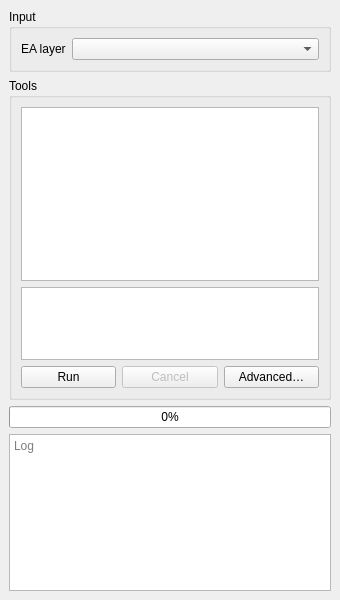
Qt form ui/dock_widget.ui (GMD-Repository/GMD_COProcessing) before a commit.
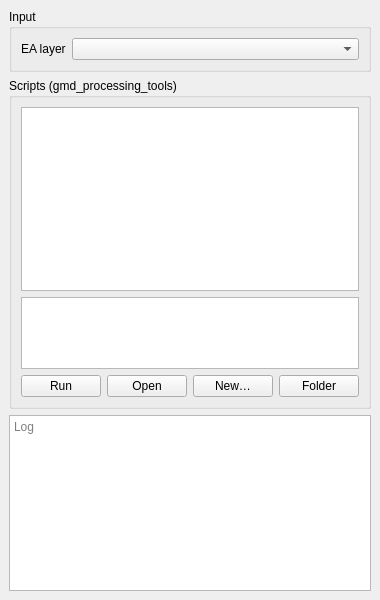
The same form after that commit. Custom widgets are drawn as their Qt base class.

Commit message: feat: add automated release workflow and script execution framework to GMD COProcessing plugin

Diff of the .ui file:
```diff
--- a/ui/dock_widget.ui
+++ b/ui/dock_widget.ui
@@ -37,7 +37,7 @@
     <item>
      <widget class="QGroupBox" name="toolsGroup">
       <property name="title">
-       <string>Tools</string>
+       <string>Scripts (gmd_processing_tools)</string>
       </property>
       <layout class="QVBoxLayout" name="toolsLayout">
        <item>
@@ -48,7 +48,7 @@
          <property name="maximumSize">
           <size>
            <width>16777215</width>
-           <height>90</height>
+           <height>80</height>
           </size>
          </property>
         </widget>
@@ -63,12 +63,12 @@
           </widget>
          </item>
          <item>
-          <widget class="QPushButton" name="cancelButton">
-           <property name="enabled">
-            <bool>false</bool>
+          <widget class="QPushButton" name="openButton">
+           <property name="toolTip">
+            <string>Open the script in the QGIS Python console editor</string>
            </property>
            <property name="text">
-            <string>Cancel</string>
+            <string>Open</string>
            </property>
           </widget>
          </item>
@@ -78,7 +78,17 @@
             <string>Open the full Processing dialog to set every parameter</string>
            </property>
            <property name="text">
-            <string>Advanced…</string>
+            <string>New…</string>
+           </property>
+          </widget>
+         </item>
+         <item>
+          <widget class="QPushButton" name="folderButton">
+           <property name="toolTip">
+            <string>Open the gmd_processing_tools folder</string>
+           </property>
+           <property name="text">
+            <string>Folder</string>
            </property>
           </widget>
          </item>
@@ -87,13 +97,6 @@
       </layout>
      </widget>
     </item>
-    <item>
-     <widget class="QProgressBar" name="progressBar">
-      <property name="value">
-       <number>0</number>
-      </property>
-     </widget>
-    </item>
     <item>
      <widget class="QPlainTextEdit" name="logView">
       <property name="readOnly">
```
Left out of the diff: 16 changed lines with no effect on the pictures. The commit also changes 15 other files.
